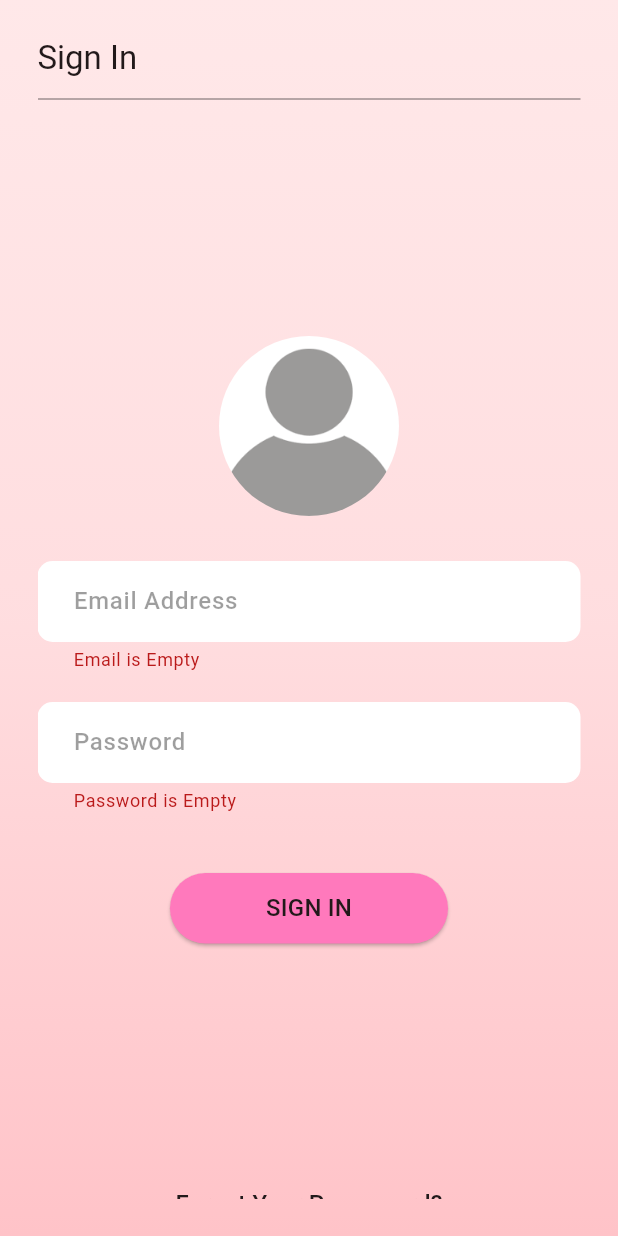
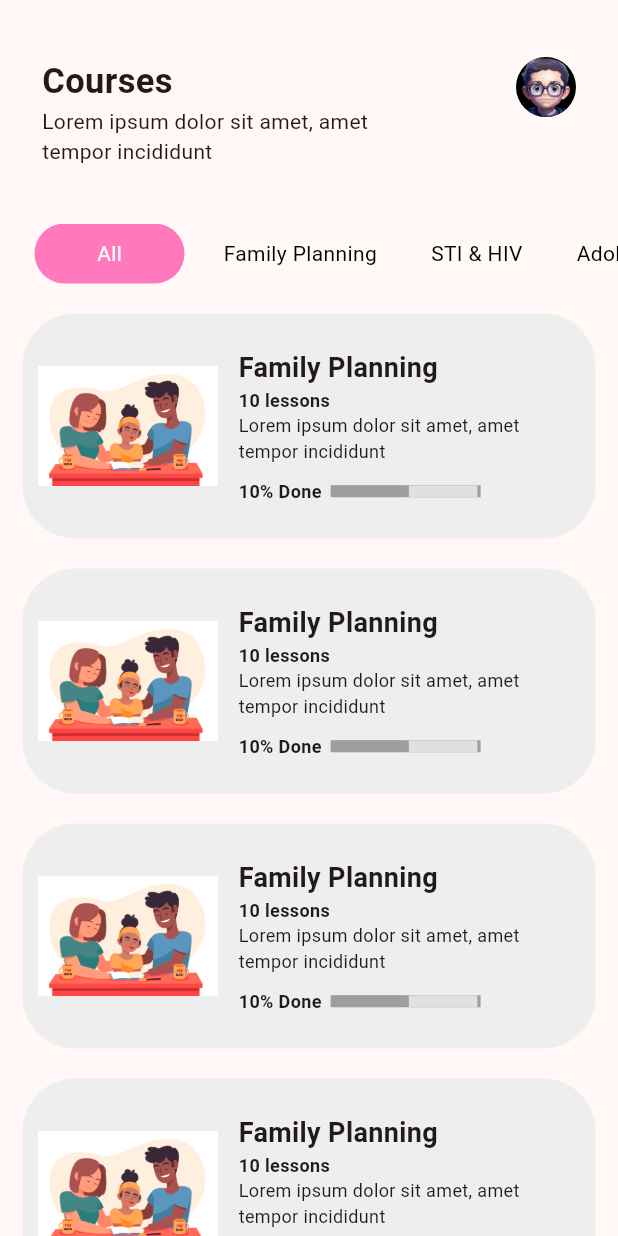
Before and after one commit to abenGirma/SRH360-App, a Flutter app: the screen it shows after launch, after a tap on "SIGN IN", on a phone screen of 412 x 824 dp. Run offline on Flutter 3.47's test engine with Material 3 defaults, Android fonts, the light colour scheme and no system bars; drawn by our look-alikes of step_progress_indicator; our stand-ins replace easy_localization, flutter_svg, get, responsive_builder.

Commit message:
added courses & course details page

```diff
--- a/lib/main.dart
+++ b/lib/main.dart
@@ -1,5 +1,6 @@
 import 'package:easy_localization/easy_localization.dart';
 import 'package:flutter/material.dart';
+import 'package:get/get.dart';
 import 'package:responsive_builder/responsive_builder.dart';
 import 'package:srh360app/presentation/pages/sign_in_page.dart';
 
@@ -26,7 +27,7 @@ class MyApp extends StatelessWidget {
   @override
   Widget build(BuildContext context) {
     return ResponsiveApp(
-      builder: (_) => MaterialApp(
+      builder: (_) => GetMaterialApp(
         debugShowCheckedModeBanner: false,
         title: 'SRH360',
         theme: lightThemeData(),
--- a/lib/presentation/pages/course_page.dart
+++ b/lib/presentation/pages/course_page.dart
@@ -0,0 +1,223 @@
+import 'package:flutter/material.dart';
+import 'package:get/get.dart';
+import 'package:srh360app/gen/colors.gen.dart';
+import 'package:srh360app/presentation/pages/course_detail_page.dart';
+import 'package:step_progress_indicator/step_progress_indicator.dart';
+
+class CoursesScreen extends StatefulWidget {
+  const CoursesScreen({Key? key}) : super(key: key);
+
+  @override
+  State<CoursesScreen> createState() => _CoursesScreenState();
+}
+
+class _CoursesScreenState extends State<CoursesScreen> {
+  int selectedIndex = 0;
+  @override
+  @override
+  Widget build(BuildContext context) {
+    List<String> listOfCategories = [
+      'All',
+      'Family Planning',
+      'STI & HIV',
+      'Adolescent',
+      'Etc'
+    ];
+    return Scaffold(
+      body: SingleChildScrollView(
+        child: SafeArea(
+          child: Column(
+            children: [
+              SizedBox(
+                height: 10,
+              ),
+              Padding(
+                padding: const EdgeInsets.all(28.0),
+                child: Row(
+                  crossAxisAlignment: CrossAxisAlignment.start,
+                  children: [
+                    Expanded(
+                      flex: 2,
+                      child: Column(
+                        crossAxisAlignment: CrossAxisAlignment.start,
+                        children: [
+                          Text(
+                            'Courses',
+                            style: TextStyle(
+                                fontSize: 23, fontWeight: FontWeight.w700),
+                          ),
+                          Text(
+                              'Lorem ipsum dolor sit amet, amet tempor incididunt')
+                        ],
+                      ),
+                    ),
+                    Expanded(
+                      child: Column(
+                        mainAxisAlignment: MainAxisAlignment.start,
+                        crossAxisAlignment: CrossAxisAlignment.end,
+                        children: [
+                          Container(
+                            width: 40,
+                            height: 40,
+                            decoration: BoxDecoration(
+                              shape: BoxShape.circle,
+                              color: Colors.black,
+                            ),
+                            child: ClipOval(
+                                child:
+                                    Image.asset('assets/image/happy_face.png')),
+                          ),
+                        ],
+                      ),
+                    )
+                  ],
+                ),
+              ),
+              SizedBox(
+                height: 10,
+              ),
+              Padding(
+                padding: const EdgeInsets.only(left: 15.0),
+                child: SizedBox(
+                  height: 40, // Set a fixed height for the ListView
+                  child: ListView.builder(
+                    itemCount: listOfCategories.length,
+                    scrollDirection: Axis.horizontal,
+                    itemBuilder: (context, index) {
+                      return GestureDetector(
+                        onTap: () {
+                          setState(() {
+                            selectedIndex = index;
+                          });
+                        },
+                        child: Container(
+                          width:
+                              listOfCategories[index].length <= 3 ? 100 : null,
+                          margin: EdgeInsets.symmetric(horizontal: 8.0),
+                          padding: EdgeInsets.all(10.0),
+                          decoration: BoxDecoration(
+                            borderRadius: BorderRadius.circular(50),
+                            color: selectedIndex == index
+                                ? ColorName.primaryColor
+                                // ? Color.fromARGB(255, 243, 74, 119)
+                                : Colors.transparent,
+                          ),
+                          child: Center(
+                              child: Text(
+                            listOfCategories[index],
+                            style: TextStyle(
+                                color: selectedIndex == index
+                                    ? Colors.white
+                                    : Colors.black),
+                          )),
+                        ),
+                      );
+                    },
+                  ),
+                ),
+              ),
+              SizedBox(
+                height: 10,
+              ),
+              Padding(
+                padding: const EdgeInsets.only(left: 15.0, right: 15),
+                child: ListView.builder(
+                  itemCount: listOfCategories.length,
+                  scrollDirection: Axis.vertical,
+                  physics: BouncingScrollPhysics(),
+                  shrinkWrap: true,
+                  itemBuilder: (context, index) {
+                    return GestureDetector(
+                      onTap: () {
+                        // setState(() {
+                        //   selectedIndex = index;
+                        // });
+                        Get.to(CourseDetailScreen());
+                      },
+                      child: Container(
+                        height: 150,
+                        width: listOfCategories[index].length <= 3 ? 100 : null,
+                        margin: EdgeInsets.symmetric(vertical: 10.0),
+                        padding: EdgeInsets.all(10.0),
+                        decoration: BoxDecoration(
+                            borderRadius: BorderRadius.circular(35),
+                            color: Colors.grey[200]),
+                        child: Row(children: [
+                          Column(
+                            //   mainAxisAlignment: MainAxisAlignment.start,
+                            children: [
+                              SizedBox(
+                                  height: 130,
+                                  width: 120,
+                                  child:
+                                      Image.asset('assets/images/8555891.jpg'))
+                            ],
+                          ),
+                          SizedBox(
+                            width: 14,
+                          ),
+                          Expanded(
+                            child: Column(
+                              mainAxisAlignment: MainAxisAlignment.center,
+                              crossAxisAlignment: CrossAxisAlignment.start,
+                              children: [
+                                Text(
+                                  'Family Planning',
+                                  style: TextStyle(
+                                      fontSize: 18,
+                                      fontWeight: FontWeight.bold),
+                                ),
+                                Text(
+                                  '10 lessons',
+                                  style: TextStyle(
+                                      fontSize: 12,
+                                      fontWeight: FontWeight.bold),
+                                ),
+                                Text(
+                                  'Lorem ipsum dolor sit amet, amet tempor incididunt',
+                                  style: TextStyle(fontSize: 12),
+                                ),
+                                SizedBox(
+                                  height: 10,
+                                ),
+                                Row(
+                                  children: [
+                                    Text(
+                                      '10% Done',
+                                      style: TextStyle(
+                                          fontWeight: FontWeight.bold,
+                                          fontSize: 12),
+                                    ),
+                                    SizedBox(
+                                      width: 6,
+                                    ),
+                                    Container(
+                                      // padding: EdgeInsets.only(left: 3),
+                                      color: Colors.grey,
+                                      child: StepProgressIndicator(
+                                        totalSteps: 2,
+                                        currentStep: 1,
+                                        size: 8,
+                                        selectedColor: Colors.grey,
+                                        unselectedColor: Colors.grey[300]!,
+                                        //roundedEdges: Radius.circular(10),
+                                      ),
+                                    ),
+                                  ],
+                                ),
+                              ],
+                            ),
+                          )
+                        ]),
+                      ),
+                    );
+                  },
+                ),
+              ),
+            ],
+          ),
+        ),
+      ),
+    );
+  }
+}
--- a/lib/presentation/pages/sign_in_page.dart
+++ b/lib/presentation/pages/sign_in_page.dart
@@ -1,7 +1,9 @@
 import 'package:flutter/material.dart';
+import 'package:get/get.dart';
 import 'package:get/get_utils/src/extensions/string_extensions.dart';
 import 'package:srh360app/gen/assets.gen.dart';
 import 'package:srh360app/gen/colors.gen.dart';
+import 'package:srh360app/presentation/pages/course_page.dart';
 import 'package:srh360app/presentation/widgets/common_button.dart';
 import 'package:srh360app/presentation/widgets/common_textfield.dart';
 
@@ -120,9 +122,10 @@ class _SignInPageState extends State<SignInPage> {
         const SizedBox(height: 30),
         CommonButton(
           onPressed: () {
-            if (_formKey.currentState!.validate()) {
-              //
-            }
+            // if (_formKey.currentState!.validate()) {
+
+            // }
+              Get.to(CoursesScreen());
           },
           child: Text(
             'SIGN IN',
```
Also changed, not shown: lib/presentation/pages/course_detail_page.dart (+174 -0 lines), pubspec.yaml (+9 -5 lines), assets/image/family_planning.jpeg (added), assets/image/happy_face.png (added), assets/images/8555891.jpg (added), assets/images/checkmark.svg (added), assets/images/family_planning_new.svg (added), pubspec.lock, 6 other files.
